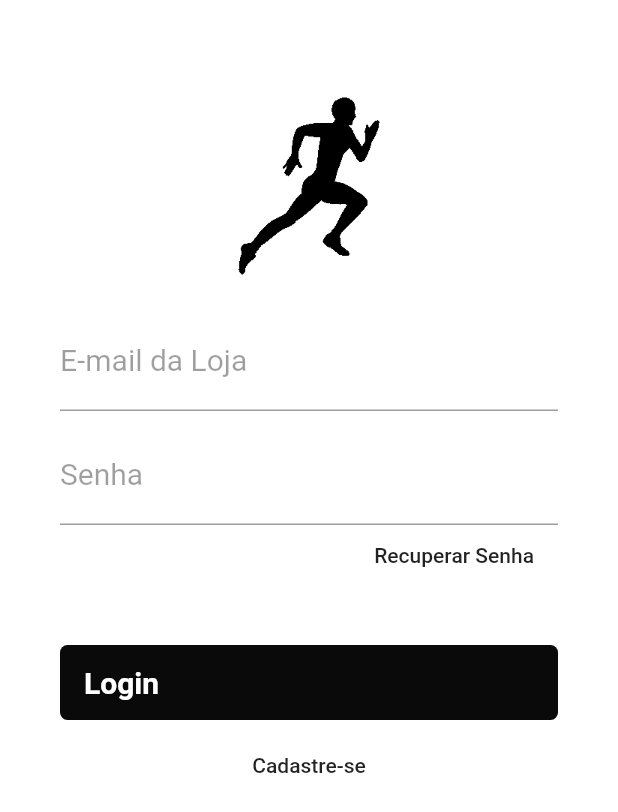
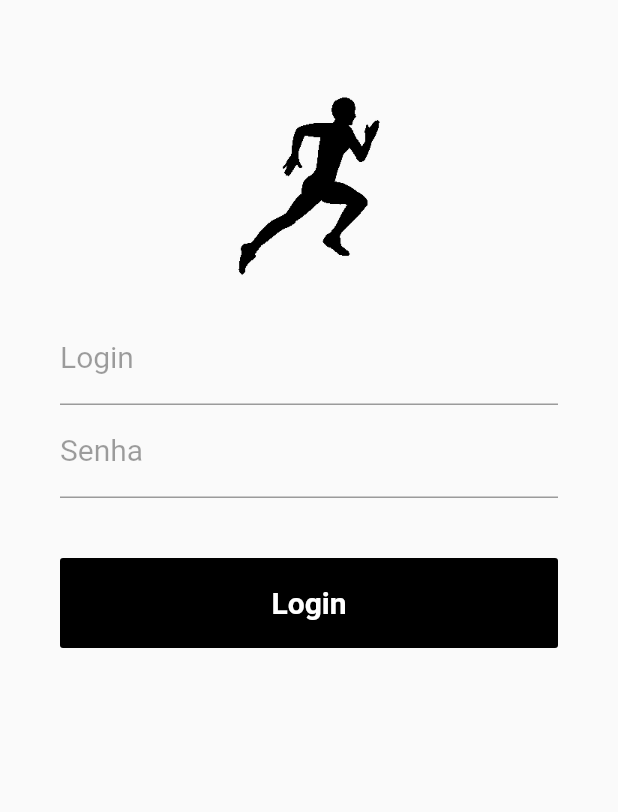
Before and after one commit to njamhour/Linkatech-TCC, a Flutter app: the screen it shows after launch, on a phone screen of 412 x 824 dp. Shown: the top 812 px of the screen. Run offline on Flutter 3.47's test engine with Material 2 defaults, Android fonts, the phone set to English and light mode, and no system bars; our stand-ins replace sqflite; accounts and stored records are empty.

Commit message:
Autenticacao OK

```diff
--- /dev/null
+++ b/LinkaTech-Flutter/lib/api_response.dart
@@ -0,0 +1,12 @@
+class ApiResponse<T> {
+  bool ok;
+  String msg;
+  T result;
+
+  ApiResponse.ok(this.result) {
+    ok = true;
+  }
+  ApiResponse.error(this.msg) {
+    ok = false;
+  }
+}
--- a/LinkaTech-Flutter/lib/login.dart
+++ /dev/null
@@ -1,145 +0,0 @@
-import 'package:flutter/material.dart';
-import 'package:linka_tech/reset_password.dart';
-import 'package:linka_tech/signup.dart';
-
-import 'home_page.dart';
-
-class LoginPage extends StatelessWidget {
-
-  @override
-  Widget build(BuildContext context) {
-    return Scaffold(
-      body: Container(
-        padding: EdgeInsets.only(top: 60, left: 40, right: 40),
-        color: Colors.white,
-        child: ListView(
-          children: <Widget>[
-            SizedBox(
-              width: 128,
-              height: 128,
-              child: Image.asset("images/logo.png"),
-            ),
-            SizedBox(
-              height: 20,
-            ),
-            TextFormField(
-              // autofocus: true,
-              keyboardType: TextInputType.emailAddress,
-              decoration: InputDecoration(
-                labelText: "E-mail da Loja",
-                labelStyle: TextStyle(
-                  color: Colors.black38,
-                  fontWeight: FontWeight.w400,
-                  fontSize: 20,
-                ),
-              ),
-              style: TextStyle(fontSize: 20),
-            ),
-            SizedBox(
-              height: 10,
-            ),
-            TextFormField(
-              // autofocus: true,
-              keyboardType: TextInputType.text,
-              obscureText: true,
-              decoration: InputDecoration(
-                labelText: "Senha",
-                labelStyle: TextStyle(
-                  color: Colors.black38,
-                  fontWeight: FontWeight.w400,
-                  fontSize: 20,
-                ),
-              ),
-              style: TextStyle(fontSize: 20),
-            ),
-            Container(
-              height: 40,
-              alignment: Alignment.centerRight,
-              child: FlatButton(
-                child: Text(
-                  "Recuperar Senha",
-                  textAlign: TextAlign.right,
-                ),
-                onPressed: () {
-                  Navigator.push(
-                    context,
-                    MaterialPageRoute(
-                      builder: (context) => ResetPasswordPage(),
-                    ),
-                  );
-                },
-              ),
-            ),
-            SizedBox(
-              height: 40,
-            ),
-            Container(
-              height: 50,
-              alignment: Alignment.centerLeft,
-              decoration: BoxDecoration(
-                gradient: LinearGradient(
-                  begin: Alignment.topLeft,
-                  end: Alignment.bottomRight,
-                  stops: [0.3, 1],
-                  colors: [
-                    Color(0xFF0a0a0a),
-                    Color(0xFF0a0a0a),
-                  ],
-                ),
-                borderRadius: BorderRadius.all(
-                  Radius.circular(5),
-                ),
-              ),
-              child: SizedBox.expand(
-                child: FlatButton(
-                  child: Row(
-                    mainAxisAlignment: MainAxisAlignment.spaceBetween,
-                    children: <Widget>[
-                      Text(
-                        "Login",
-                        style: TextStyle(
-                          fontWeight: FontWeight.bold,
-                          color: Colors.white,
-                          fontSize: 20,
-                        ),
-                        textAlign: TextAlign.center,
-                      ),
-                    ],
-                  ),
-                  onPressed: () {
-                    Navigator.push(
-                      context,
-                      MaterialPageRoute(
-                        builder: (context) => HomePage(),
-                      ),
-                    );
-                  },
-                ),
-              ),
-            ),
-            SizedBox(
-              height: 10,
-            ),
-            Container(
-              height: 40,
-              child: FlatButton(
-                child: Text(
-                  "Cadastre-se",
-                  textAlign: TextAlign.center,
-                ),
-                onPressed: () {
-                  Navigator.push(
-                    context,
-                    MaterialPageRoute(
-                      builder: (context) => SignupPage(),
-                    ),
-                  );
-                },
-              ),
-            ),
-          ],
-        ),
-      ),
-    );
-  }
-}
--- /dev/null
+++ b/LinkaTech-Flutter/lib/pages/login_page.dart
@@ -0,0 +1,153 @@
+import 'package:flutter/material.dart';
+import 'package:linka_tech/alert.dart';
+import 'package:linka_tech/api_response.dart';
+import 'package:linka_tech/http_api.dart';
+// import 'package:linka_tech/reset_password.dart';
+// import 'package:linka_tech/signup.dart';
+
+import 'package:linka_tech/home_page.dart';
+
+class LoginPage extends StatelessWidget {
+  final _tedLogin = TextEditingController();
+  final _tedSenha = TextEditingController();
+
+  final GlobalKey<FormState> _formKey = GlobalKey<FormState>();
+
+  @override
+  Widget build(BuildContext context) {
+    return Scaffold(
+        /* appBar: AppBar(
+          title: Text("TITLE - FAZER LOGIN"),
+        ), */
+        body: Padding(
+      padding: EdgeInsets.only(top: 60, left: 40, right: 40),
+      child: _body(context),
+    ));
+  }
+
+  String _validaLogin(String text) {
+    if (text.isEmpty) {
+      return "Informe o login";
+    }
+    return null;
+  }
+
+  String _validaSenha(String text) {
+    if (text.isEmpty) {
+      return "Informe a senha";
+    }
+    return null;
+  }
+
+  _body(BuildContext context) {
+    return Form(
+      child: ListView(
+        children: <Widget>[
+          SizedBox(
+            width: 128,
+            height: 128,
+            child: Image.asset("images/logo.png"),
+          ),
+          SizedBox(
+            height: 20,
+          ),
+          textFormFieldLogin(),
+          textFormFieldSenha(),
+          containerButton(context)
+        ],
+      ),
+    );
+  }
+
+  textFormFieldLogin() {
+    return TextFormField(
+      controller: _tedLogin,
+      validator: _validaLogin,
+      keyboardType: TextInputType.text,
+      style: TextStyle(color: Colors.black),
+      decoration: InputDecoration(
+          labelText: "Login",
+          labelStyle: TextStyle(
+            color: Colors.black38,
+            fontWeight: FontWeight.w400,
+            fontSize: 20,
+          ),
+          hintText: "Informe o login"),
+    );
+  }
+
+  textFormFieldSenha() {
+    return TextFormField(
+        controller: _tedSenha,
+        validator: _validaSenha,
+        obscureText: true,
+        keyboardType: TextInputType.text,
+        // style: TextStyle(color: Colors.black),
+        decoration: InputDecoration(
+            labelText: "Senha",
+            labelStyle: TextStyle(
+                color: Colors.black38,
+                fontWeight: FontWeight.w400,
+                fontSize: 20),
+            hintText: "Informe a senha"));
+  }
+
+  Container containerButton(BuildContext context) {
+    return Container(
+      height: 60.0,
+      margin: EdgeInsets.only(top: 40.0),
+      decoration:
+          BoxDecoration(borderRadius: BorderRadius.all(Radius.circular(5))),
+      child: FlatButton(
+        color: Colors.black,
+        child: Text("Login",
+            style: TextStyle(
+              fontWeight: FontWeight.bold,
+              color: Colors.white,
+              fontSize: 20,
+            )),
+        onPressed: () {
+          _onClickLogin(context);
+        },
+      ),
+    );
+  }
+
+  _onClickLogin(BuildContext context) async {
+    final login = _tedLogin.text;
+    final senha = _tedSenha.text;
+
+    print("Login: $login, Senha: $senha");
+
+    ApiResponse response = await LoginApi.login(login, senha);
+
+    if (response.ok) {
+      Navigator.push(
+          context, MaterialPageRoute(builder: (context) => HomePage()));
+    } else {
+      alert(context, "Erro no login");
+    }
+
+    /*if (!_formKey.currentState.validate()) {
+      return;
+    } */
+
+    /*if (login.isEmpty || senha.isEmpty) {
+      showDialog(
+        context: context,
+        builder: (context) {
+          return AlertDialog(
+              title: Text("Erro"),
+              content: Text("Login e/ou Senha inválido(s)"),
+              actions: <Widget>[
+                FlatButton(
+                    child: Text("OK"),
+                    onPressed: () {
+                      Navigator.pop(context);
+                    })
+              ]);
+        },
+      );
+    }*/
+  }
+}
--- /dev/null
+++ b/LinkaTech-Flutter/lib/usuario.dart
@@ -0,0 +1,24 @@
+class Usuario {
+  bool authenticated;
+  String expiration;
+  String token;
+  String message;
+
+  Usuario({this.authenticated, this.expiration, this.token, this.message});
+
+  Usuario.fromJson(Map<String, dynamic> json) {
+    authenticated = json['authenticated'];
+    expiration = json['expiration'];
+    token = json['token'];
+    message = json['message'];
+  }
+
+  Map<String, dynamic> toJson() {
+    final Map<String, dynamic> data = new Map<String, dynamic>();
+    data['authenticated'] = this.authenticated;
+    data['expiration'] = this.expiration;
+    data['token'] = this.token;
+    data['message'] = this.message;
+    return data;
+  }
+}
--- a/LinkaTech-Flutter/pubspec.yaml
+++ b/LinkaTech-Flutter/pubspec.yaml
@@ -23,6 +23,7 @@ environment:
 dependencies:
   flutter:
     sdk: flutter
+  http: ^0.12.0+2
 
 
 
```
Also changed, not shown: LinkaTech-Flutter/lib/alert.dart (added, +22 -0 lines), LinkaTech-Flutter/lib/home_page.dart (+21 -1 lines), LinkaTech-Flutter/lib/http_api.dart (added, +33 -0 lines), LinkaTech-Flutter/lib/main.dart (+7 -6 lines), LinkaTech-Flutter/pubspec.lock.
